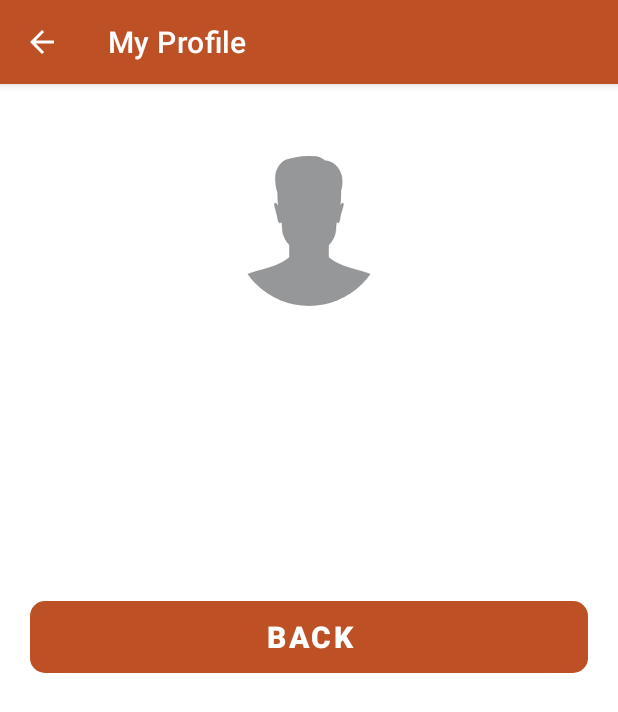
After one commit to l-chege/Donation-Project, an Android app: the ProfileActivity screen opened directly, with no data from a screen before it, on a phone screen of 412 x 824 dp. The commit adds this screen. Shown: the top 712 px of the screen. Run offline under Robolectric (Android 15) with nearby library versions, the phone set to English and light mode, and no system bars; our stand-ins replace CircleImageView, Firebase (no records; nobody signed in at launch, a user with empty details on screens opened directly).

Commit message:
Commit to master

```diff
--- a/app/build.gradle
+++ b/app/build.gradle
@@ -49,5 +49,8 @@ dependencies {
 
     coreLibraryDesugaring 'com.android.tools:desugar_jdk_libs:1.1.5'
 
+    implementation 'com.github.bumptech.glide:glide:4.12.0'
+    annotationProcessor 'com.github.bumptech.glide:compiler:4.12.0'
+
 
 }
--- a/app/src/main/AndroidManifest.xml
+++ b/app/src/main/AndroidManifest.xml
@@ -9,6 +9,9 @@
         android:roundIcon="@mipmap/ic_launcher_round"
         android:supportsRtl="true"
         android:theme="@style/Theme.DonationProject">
+        <activity
+            android:name=".ProfileActivity"
+            android:exported="false" />
         <activity
             android:name=".MainActivity"
             android:exported="false" />
--- /dev/null
+++ b/app/src/main/java/com/example/donationproject/ProfileActivity.java
@@ -0,0 +1,102 @@
+package com.example.donationproject;
+
+import androidx.annotation.NonNull;
+import androidx.appcompat.app.AppCompatActivity;
+import androidx.appcompat.widget.Toolbar;
+import androidx.core.view.GravityCompat;
+
+import android.content.Intent;
+import android.os.Bundle;
+import android.view.MenuItem;
+import android.view.View;
+import android.widget.Button;
+import android.widget.TextView;
+
+import com.bumptech.glide.Glide;
+import com.google.android.material.navigation.NavigationView;
+import com.google.firebase.auth.FirebaseAuth;
+import com.google.firebase.database.DataSnapshot;
+import com.google.firebase.database.DatabaseError;
+import com.google.firebase.database.DatabaseReference;
+import com.google.firebase.database.FirebaseDatabase;
+import com.google.firebase.database.ValueEventListener;
+
+import de.hdodenhof.circleimageview.CircleImageView;
+
+public class ProfileActivity extends AppCompatActivity {
+
+    private Toolbar toolbar;
+    private TextView type, name, email, idNumber, phoneNumber, donationType;
+    private CircleImageView profileImage;
+    private Button backButton;
+
+    @Override
+    protected void onCreate(Bundle savedInstanceState) {
+        super.onCreate(savedInstanceState);
+        setContentView(R.layout.activity_profile);
+
+        toolbar = findViewById(R.id.toolbar);
+        setSupportActionBar(toolbar);
+        getSupportActionBar().setTitle("My Profile");
+        getSupportActionBar().setDisplayHomeAsUpEnabled(true);
+        getSupportActionBar().setDisplayShowHomeEnabled(true);
+
+        type = findViewById(R.id.type);
+        name = findViewById(R.id.name);
+        email = findViewById(R.id.email);
+        idNumber = findViewById(R.id.idNumber);
+        phoneNumber = findViewById(R.id.phoneNumber);
+        donationType = findViewById(R.id.donationType);
+        profileImage = findViewById(R.id.profileImage);
+        backButton = findViewById(R.id.backButton);
+
+        DatabaseReference reference = FirebaseDatabase.getInstance().getReference()
+                .child("users").child(FirebaseAuth.getInstance().getCurrentUser().getUid());
+
+        reference.addValueEventListener(new ValueEventListener() {
+            @Override
+            public void onDataChange(@NonNull DataSnapshot snapshot) {
+                if (snapshot.exists()){
+                    type.setText(snapshot.child("type").getValue().toString());
+                    name.setText(snapshot.child("name").getValue().toString());
+                    idNumber.setText(snapshot.child("idNumber").getValue().toString());
+                    phoneNumber.setText(snapshot.child("phoneNumber").getValue().toString());
+                    donationType.setText(snapshot.child("donationType").getValue().toString());
+                    email.setText(snapshot.child("email").getValue().toString());
+
+                    Glide.with(getApplicationContext()).load(snapshot.child("profilepictureurl").getValue().toString()).into(profileImage);
+
+                }
+
+            }
+
+            @Override
+            public void onCancelled(@NonNull DatabaseError error) {
+
+            }
+        });
+
+        backButton.setOnClickListener(new View.OnClickListener() {
+            @Override
+            public void onClick(View view) {
+                Intent intent = new Intent(ProfileActivity.this, MainActivity.class);
+                startActivity(intent);
+                finish();
+            }
+        });
+
+    }
+
+    @Override
+    public boolean onOptionsItemSelected(@NonNull MenuItem item) {
+
+        switch (item.getItemId()){
+            case android.R.id.home:
+                finish();
+                return true;
+            default:
+                return super.onOptionsItemSelected(item);
+        }
+
+    }
+}
--- a/app/src/main/res/layout/activity_main.xml
+++ b/app/src/main/res/layout/activity_main.xml
@@ -45,6 +45,7 @@
         android:id="@+id/nav_view"
         app:headerLayout="@layout/header"
         app:menu="@menu/main_menu"
+        android:layout_gravity="start"
         app:itemIconTint="@drawable/navigation_selector"
         app:itemTextColor="@drawable/navigation_view_item_selected"
         android:layout_width="wrap_content"
--- /dev/null
+++ b/app/src/main/res/layout/activity_profile.xml
@@ -0,0 +1,99 @@
+<?xml version="1.0" encoding="utf-8"?>
+<LinearLayout xmlns:android="http://schemas.android.com/apk/res/android"
+    xmlns:app="http://schemas.android.com/apk/res-auto"
+    xmlns:tools="http://schemas.android.com/tools"
+    android:layout_width="match_parent"
+    android:orientation="vertical"
+    android:layout_height="match_parent"
+    tools:context=".ProfileActivity">
+
+    <androidx.appcompat.widget.Toolbar
+        android:id="@+id/toolbar"
+        android:elevation="4dp"
+        android:theme="@style/ThemeOverlay.AppCompat.Dark.ActionBar"
+        app:popupTheme="@style/ThemeOverlay.AppCompat.Dark"
+        android:layout_width="match_parent"
+        android:layout_height="wrap_content"
+        android:background="#Be5025"/>
+
+    <TextView
+        android:id="@+id/type"
+        android:layout_margin="5dp"
+        android:textSize="20sp"
+        android:textStyle="bold"
+        android:gravity="center"
+        android:textColor="#000"
+        android:textAllCaps="true"
+        android:layout_width="match_parent"
+        android:layout_height="wrap_content"/>
+
+    <de.hdodenhof.circleimageview.CircleImageView
+        android:id="@+id/profileImage"
+        android:src="@drawable/profile"
+        android:layout_gravity="center"
+        android:layout_margin="10dp"
+        android:layout_width="100dp"
+        android:layout_height="100dp"/>
+
+    <TextView
+        android:id="@+id/name"
+        android:layout_margin="5dp"
+        android:textSize="18sp"
+        android:textStyle="bold"
+        android:gravity="center"
+        android:textColor="#000"
+        android:textAllCaps="true"
+        android:layout_width="match_parent"
+        android:layout_height="wrap_content"/>
+
+    <TextView
+        android:id="@+id/email"
+        android:layout_margin="5dp"
+        android:textSize="18sp"
+        android:gravity="center"
+        android:textColor="#000"
+        android:layout_width="match_parent"
+        android:layout_height="wrap_content"/>
+
+    <TextView
+        android:id="@+id/idNumber"
+        android:layout_margin="5dp"
+        android:textSize="18sp"
+        android:gravity="center"
+        android:textColor="#000"
+        android:layout_width="match_parent"
+        android:layout_height="wrap_content"/>
+
+    <TextView
+        android:id="@+id/phoneNumber"
+        android:layout_margin="5dp"
+        android:textSize="18sp"
+        android:gravity="center"
+        android:textColor="#000"
+        android:layout_width="match_parent"
+        android:layout_height="wrap_content"/>
+
+    <TextView
+        android:id="@+id/donationType"
+        android:layout_margin="5dp"
+        android:textSize="18sp"
+        android:gravity="center"
+        android:textColor="#000"
+        android:layout_width="match_parent"
+        android:layout_height="wrap_content"/>
+
+    <Button
+        android:id="@+id/backButton"
+        android:layout_marginTop="10dp"
+        android:layout_marginStart="20dp"
+        android:layout_marginEnd="20dp"
+        android:textSize="20sp"
+        android:gravity="center"
+        android:textColor="#fff"
+        android:background="@drawable/button_background"
+        android:text="Back"
+        android:textStyle="bold"
+        android:layout_width="match_parent"
+        android:layout_height="wrap_content"/>
+
+</LinearLayout>
```
Also changed, not shown: app/src/main/java/com/example/donationproject/MainActivity.java (+68 -1 lines), app/src/main/res/layout/header.xml (+4 -4 lines).
